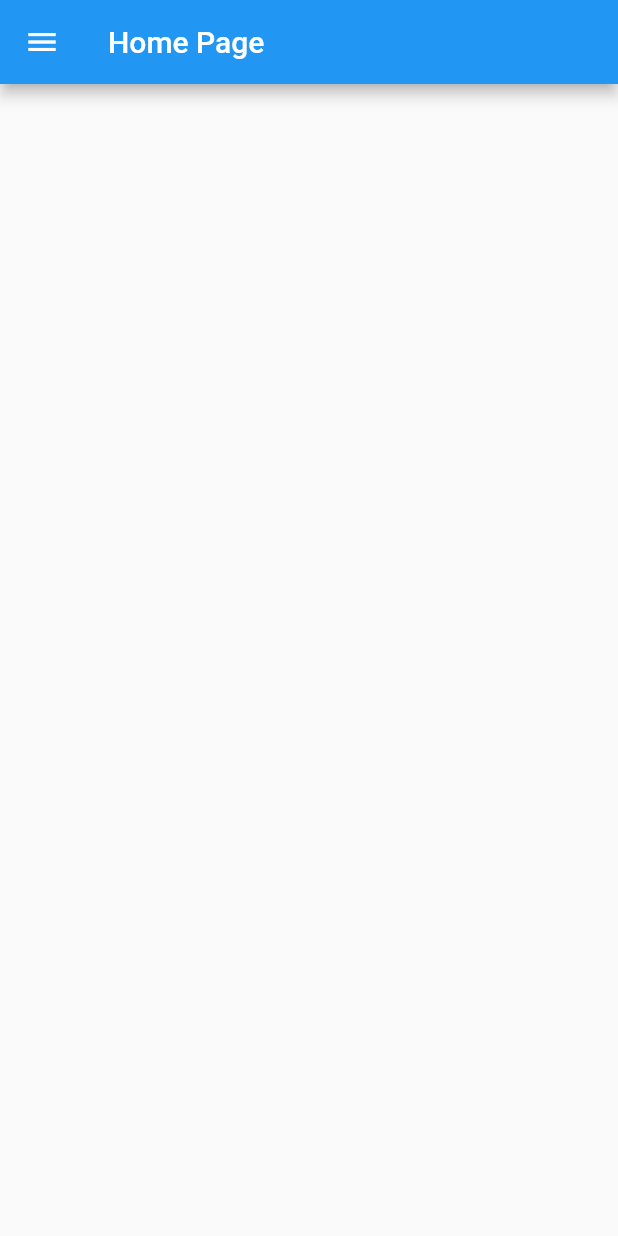
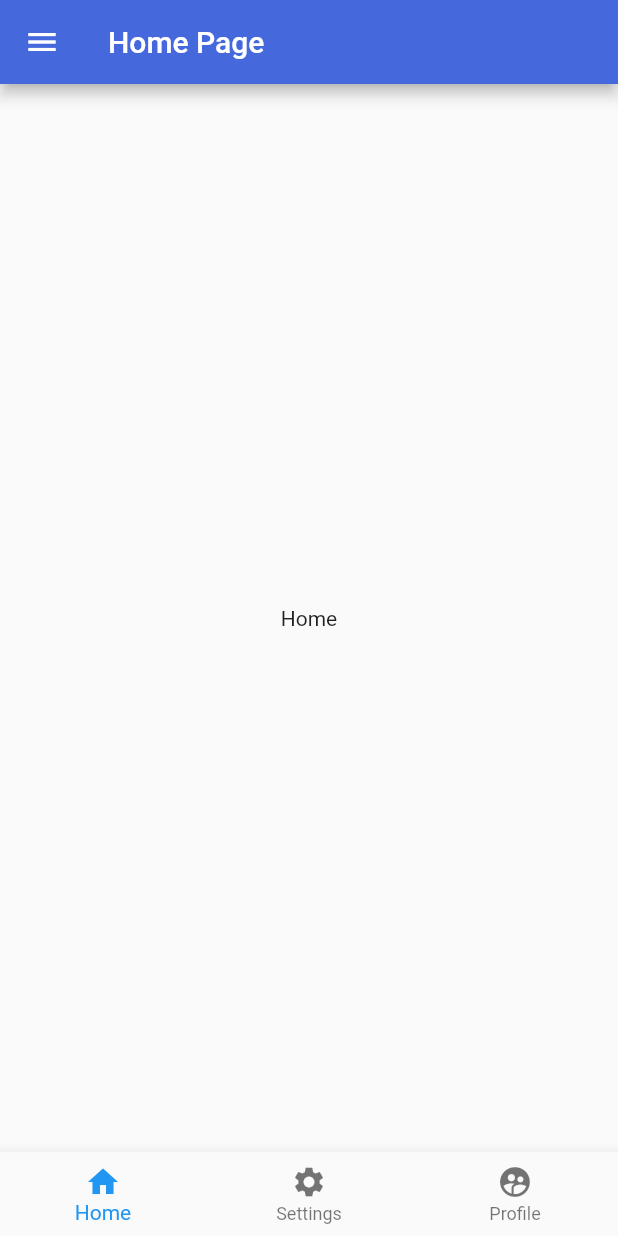
Before and after one commit to Abisheik-IAN/flutter, a Flutter app: the Homepage screen opened directly, on a phone screen of 412 x 824 dp. Run offline on Flutter 3.47's test engine with Material 2 defaults, Android fonts, the phone set to English and light mode, and no system bars.

Commit message:
Updated login and home page

```diff
--- a/flutter_app/lib/homepage.dart
+++ b/flutter_app/lib/homepage.dart
@@ -1,18 +1,42 @@
 import 'package:flutter/material.dart';
 import 'package:flutterapp/aboutpage.dart';
+import 'package:flutterapp/main.dart';
 
-class Homepage extends StatelessWidget {
+class Homepage extends StatefulWidget {
+
+  @override
+  _Homestate createState()=> _Homestate();
+
+  }
+  class _Homestate extends State<Homepage>{
+    int _currentIndex=0;
+    final tabs=[
+      Center(child: Text('Home')),
+      Center(child: Text('Settings')),
+      Center(child: Text('My profile'))
+    ];
   @override
   Widget build(BuildContext context) {
     return Scaffold(
       resizeToAvoidBottomInset : false,
       appBar: AppBar(
-        title: Text("Home Page")
+        title: Text("Home Page"),
+        backgroundColor: Color.fromRGBO(69, 104, 220,3.0),
       ),
       drawer: Drawer(
+
         child: ListView(
           children: <Widget>[
             UserAccountsDrawerHeader(
+              decoration: const BoxDecoration(
+                  gradient: LinearGradient(
+                    colors: [
+                      Color.fromRGBO(69, 104, 220,3.0),
+                      Color.fromRGBO(69, 104, 220,0.5),
+
+                    ],
+                  ),
+              ),
                 accountName: Text('Abisheik_cool'),
                 accountEmail: Text(' abisheganellaiyappan.I@optisolbusiness.com'),
                 currentAccountPicture: CircleAvatar(backgroundImage: NetworkImage('https://www.pinkvilla.com/files/styles/contentpreview/public/suriya_1.jpg?itok=PAyhlkot')
@@ -23,10 +47,42 @@ class Homepage extends StatelessWidget {
               onTap: () {
                 Navigator.push(context, MaterialPageRoute(builder: (BuildContext context)=>About()));
              },
-            )
+            ),
+            ListTile(
+              title: Text('Logout'),
+              onTap: () {
+                Navigator.push(context, MaterialPageRoute(builder: (BuildContext context)=>MyApp()));
+              },
+            ),
           ],
         ),
       ),
+      body: tabs[_currentIndex],
+      bottomNavigationBar: BottomNavigationBar(
+        currentIndex: _currentIndex,
+//        type: BottomNavigationBarType.fixed,
+        items: [
+          BottomNavigationBarItem(
+              icon:Icon(Icons.home),
+              title: Text('Home'),
+              backgroundColor: Color.fromRGBO(69, 104, 220,3.0)),
+          BottomNavigationBarItem(
+              icon:Icon(Icons.settings),
+              title: Text('Settings'),
+              backgroundColor: Color.fromRGBO(69, 104, 220,3.0)),
+          BottomNavigationBarItem(
+              icon:Icon(Icons.supervised_user_circle),
+              title: Text('Profile'),
+              backgroundColor: Color.fromRGBO(69, 104, 220,3.0))
+        ],
+        onTap: (index) {
+          setState(() {
+            _currentIndex=index;
+          });
+        },
+      ),
     );
   }
+
+
 }
```
